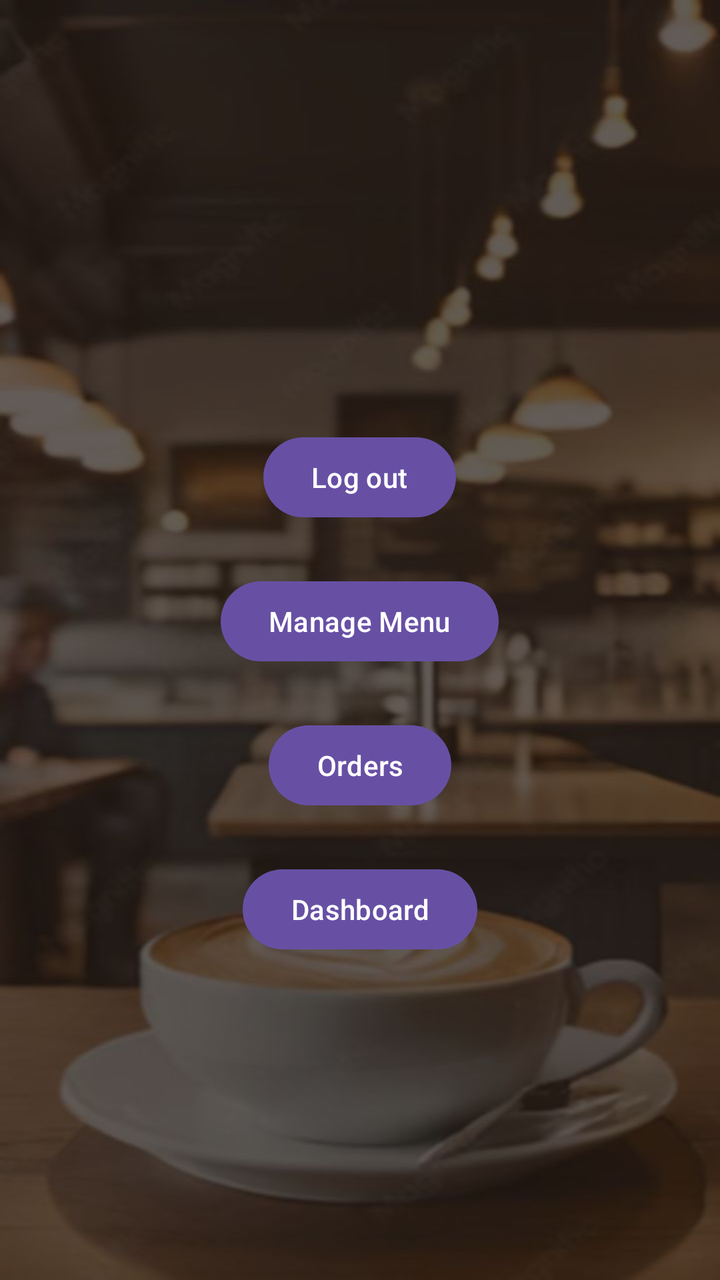
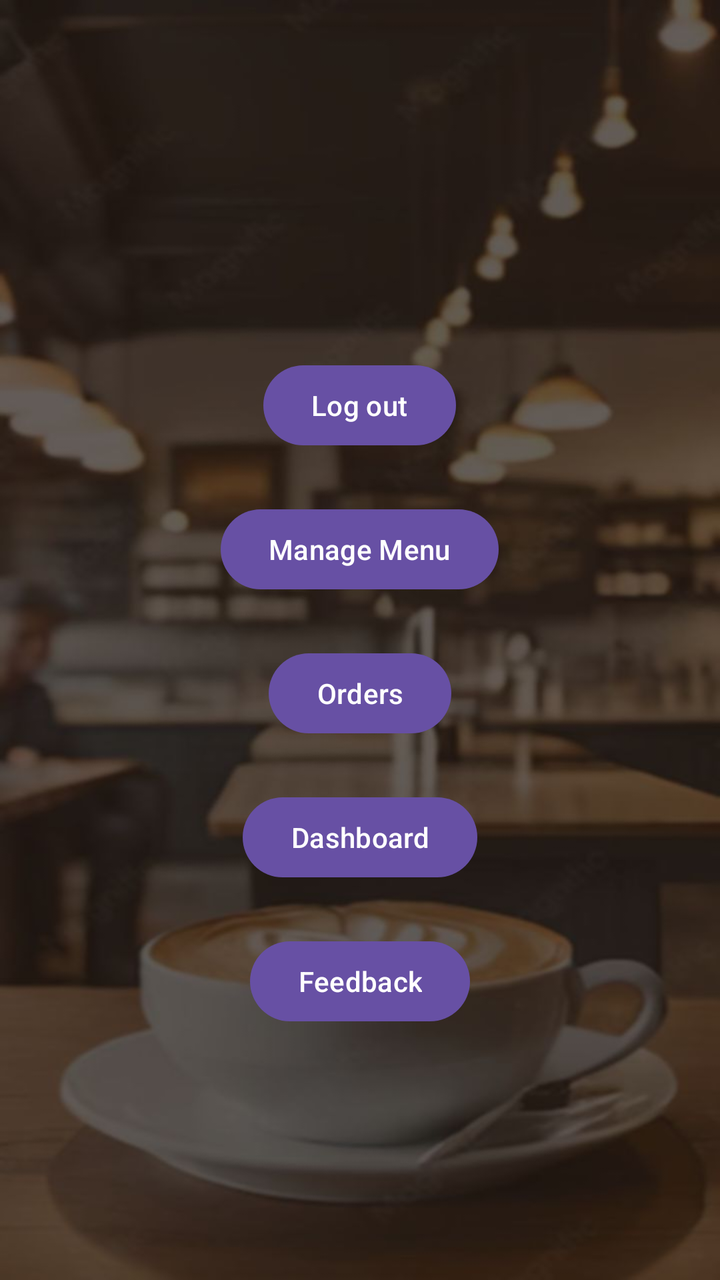

Compare the two renders of this Android layout. The source of the first and the diff that turns it into the second are given below.
<!-- AndroidManifest.xml: application theme Theme.MyCafeAdminAp -->
<!-- res/layout/activity_main.xml -->
<?xml version="1.0" encoding="utf-8"?>
<LinearLayout xmlns:android="http://schemas.android.com/apk/res/android"
    android:id="@+id/main"
    android:layout_width="match_parent"
    android:layout_height="match_parent"
    android:gravity="center"
    android:orientation="vertical"
    android:padding="24dp">

    <TextView
        android:id="@+id/welcomeText"
        android:layout_width="wrap_content"
        android:layout_height="wrap_content"
        android:textSize="22sp"
        android:textColor="#FFFFFF"/>

    <Button
        android:id="@+id/logoutButton"
        android:layout_width="wrap_content"
        android:layout_height="wrap_content"
        android:layout_marginTop="24dp"
        android:text="Log out" />

    <Button
        android:id="@+id/menuButton"
        android:layout_width="wrap_content"
        android:layout_height="wrap_content"
        android:layout_marginTop="24dp"
        android:text='Manage Menu' />

    <Button
        android:id="@+id/orderButton"
        android:layout_width="wrap_content"
        android:layout_height="wrap_content"
        android:layout_marginTop="24dp"
        android:text="Orders"
        android:textColor="#FFFFFF"/>

    <Button
        android:id="@+id/dashboardButton"
        android:layout_width="wrap_content"
        android:layout_height="wrap_content"
        android:layout_marginTop="24dp"
        android:text="Dashboard"
        android:textColor="#FFFFFF" />
</LinearLayout>
<!-- resources referenced by this layout -->
<resources>
  <style name="Theme.MyCafeAdminAp" parent="Base.Theme.MyCafeAdminAp" />
  <style name="Base.Theme.MyCafeAdminAp" parent="Theme.Material3.DayNight.NoActionBar">
          
          
          <item name="android:windowBackground">@drawable/cafe_bg_dark</item>
      </style>
  <!-- drawable cafe_bg_dark: jpg bitmap (drawable, 44182 bytes) -->
</resources>

<!-- the commit's change to res/layout/activity_main.xml (unified diff, before → after) -->
@@ -43,4 +43,11 @@
         android:layout_marginTop="24dp"
         android:text="Dashboard"
         android:textColor="#FFFFFF" />
+
+    <Button
+        android:id="@+id/feedbackButton"
+        android:layout_width="wrap_content"
+        android:layout_height="wrap_content"
+        android:layout_marginTop="24dp"
+        android:text="Feedback" />
 </LinearLayout>
